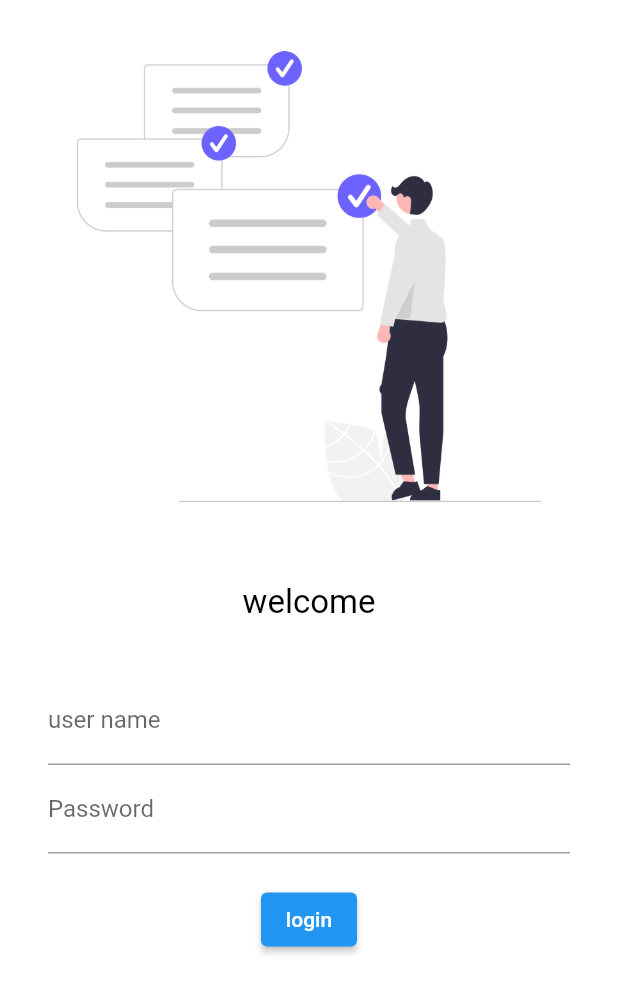
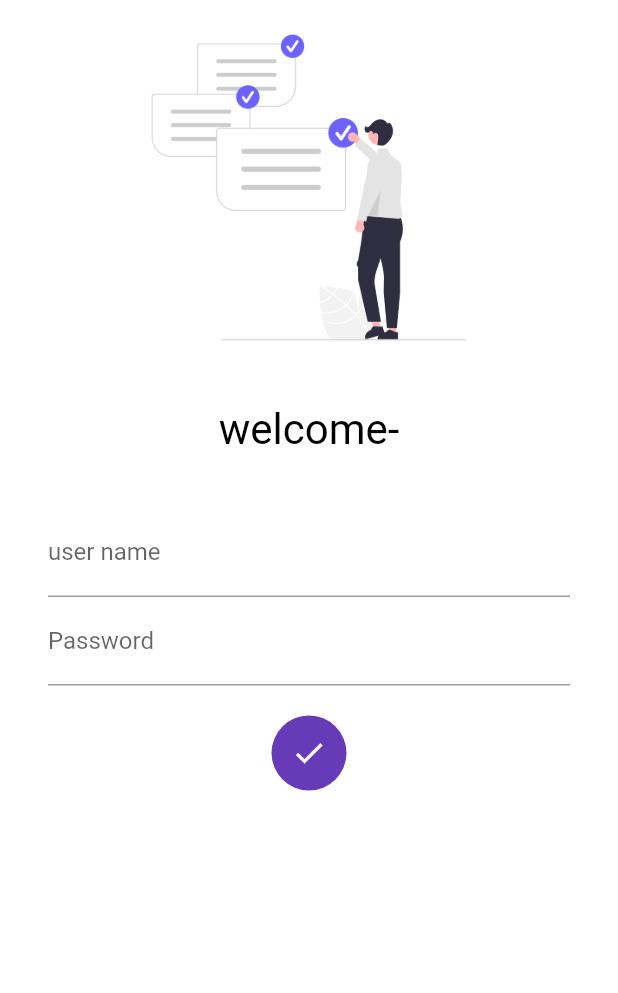
Before and after one commit to pgoswami1998/firs-try, a Flutter app: the screen it shows after launch, after a tap on "login", on a phone screen of 412 x 824 dp. Shown: the top 993 px of the screen. Run offline on Flutter 3.47's test engine with Material 2 defaults, Android fonts, the light colour scheme and no system bars.

Commit message:
new commit

```diff
--- a/lib/pages/main.dart
+++ b/lib/main.dart
@@ -1,7 +1,8 @@
 import 'package:flutter/material.dart';
+import 'package:flutter_app_prahyuman/utils/routes.dart';
 
-import 'Home_page.dart';
-import 'Login_page.dart';
+import 'pages/Home_page.dart';
+import 'pages/Login_page.dart';
 
 void main() {
   runApp(MyApp());
@@ -20,8 +21,8 @@ class MyApp extends StatelessWidget {
      //RinitialRoute: "/home",
       routes: {
         //"/":(context) => LoginPage(),
-        "/home": (context) => HomePage(),
-        "/Login": (context) => LoginPage()
+        MyRoutes.homeRoute: (context) => HomePage(),
+        MyRoutes.loginRoute: (context) => LoginPage()
       },
     );
   }
--- a/lib/pages/Home_page.dart
+++ b/lib/pages/Home_page.dart
@@ -7,7 +7,7 @@ class HomePage extends StatelessWidget {
   Widget build(BuildContext context) {
     return Scaffold(
       appBar: AppBar(
-        title: Text("Catelog ap  p"),
+        title: Text("Catelog app"),
       ),
 
       body: Center(
--- a/lib/pages/Login_page.dart
+++ b/lib/pages/Login_page.dart
@@ -1,21 +1,30 @@
 import 'package:flutter/material.dart';
 
-class LoginPage extends StatelessWidget {
+class LoginPage extends StatefulWidget {
+  @override
+  _LoginPageState createState() => _LoginPageState();
+}
+
+class _LoginPageState extends State<LoginPage> {
+  String name = "";
+  bool changebutton = false;
   @override
   Widget build(BuildContext context) {
     return Material(
         color: Colors.white,
+        child: SingleChildScrollView(
           child: Column(
             children: [
-            Image.asset("assets/images/login_images.png", fit: BoxFit.cover),
+              Image.asset("assets/images/login_images.png",
+                  fit: BoxFit.cover, height: 250),
               SizedBox(
                 height: 20.0,
               ),
               Text(
-              "welcome",
+                "welcome-$name",
                 style: TextStyle(
                   color: Colors.black,
-                fontSize: 22,
+                  fontSize: 28,
                   fontWeight: FontWeight.normal,
                 ),
               ),
@@ -23,8 +32,8 @@ class LoginPage extends StatelessWidget {
                 height: 20.0,
               ),
               Padding(
-              padding:
-                  const EdgeInsets.symmetric(vertical: 16.0, horizontal: 32.0),
+                padding: const EdgeInsets.symmetric(
+                    vertical: 16.0, horizontal: 32.0),
                 child: Column(
                   children: [
                     TextFormField(
@@ -32,6 +41,10 @@ class LoginPage extends StatelessWidget {
                         hintText: "enter username",
                         labelText: "user name",
                       ),
+                      onChanged: (value) {
+                        name = value;
+                        setState(() {});
+                      },
                     ),
                     TextFormField(
                       obscureText: true,
@@ -43,17 +56,51 @@ class LoginPage extends StatelessWidget {
                     SizedBox(
                       height: 20.0,
                     ),
-                  ElevatedButton(
-                    child: Text("login"),
-                    style: TextButton.styleFrom(),
-                    onPressed: () {
-                      print("hi pradhyuman");
+
+                    InkWell(
+                      onTap: () {
+                        setState(() {
+                          changebutton = true;
+                        });
+                        //Navigator.pushNamed(context, MyRoutes.homeRoute);
                       },
+                      child: AnimatedContainer(
+                        duration: Duration(seconds:1),
+                        width: changebutton ? 50:150,
+                        height: 50,
+                        alignment: Alignment.center,
+                        color: Colors.deepPurple,
+                        child: changebutton?Icon(
+                          Icons.done,
+                          color:Colors.white,
                         )
+                        : Text(
+                          "login",
+                          style: TextStyle(
+                              color: Colors.white,
+
+                              fontWeight: FontWeight.bold,
+                              fontSize: 18),
+                        ),
+                        decoration: BoxDecoration(
+                            color: Colors.deepPurple,
+                            borderRadius: BorderRadius.circular(changebutton ? 50 : 8)),
+                      ),
+                    )
+                    //ElevatedButton(
+                    //  child: Text("login"),
+                    // style: TextButton.styleFrom(
+                    //    minimumSize: Size(150, 40),
+                    //  ),
+                    //  onPressed: () {
+                    //    Navigator.pushNamed(context, MyRoutes.homeRoute);
+                    //  },
+                    //  )
                   ],
                 ),
               ),
             ],
+          ),
         ));
   }
 }
--- /dev/null
+++ b/lib/utils/routes.dart
@@ -0,0 +1,4 @@
+class MyRoutes {
+  static String loginRoute = "/login";
+  static String homeRoute = "/home";
+}
```
Also changed, not shown: 1 other file. Lines whose indentation alone changed are shown as unchanged.
